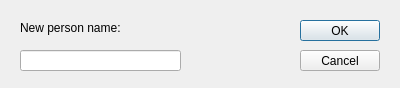
Qt form Teeam/addpersondialog.ui (lorenzo-arena/Teeam) before a commit.
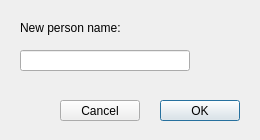
The same form after that commit.

Patch:
```diff
--- a/Teeam/addpersondialog.ui
+++ b/Teeam/addpersondialog.ui
@@ -6,8 +6,8 @@
    <rect>
     <x>0</x>
     <y>0</y>
-    <width>400</width>
-    <height>88</height>
+    <width>260</width>
+    <height>140</height>
    </rect>
   </property>
   <property name="windowTitle">
@@ -16,8 +16,8 @@
   <widget class="QPushButton" name="okbutton">
    <property name="geometry">
     <rect>
-     <x>300</x>
-     <y>20</y>
+     <x>160</x>
+     <y>100</y>
      <width>80</width>
      <height>21</height>
     </rect>
@@ -29,8 +29,8 @@
   <widget class="QPushButton" name="cancelbutton">
    <property name="geometry">
     <rect>
-     <x>300</x>
-     <y>50</y>
+     <x>60</x>
+     <y>100</y>
      <width>80</width>
      <height>21</height>
     </rect>
@@ -57,7 +57,7 @@
     <rect>
      <x>20</x>
      <y>50</y>
-     <width>161</width>
+     <width>170</width>
      <height>21</height>
     </rect>
    </property>
```
